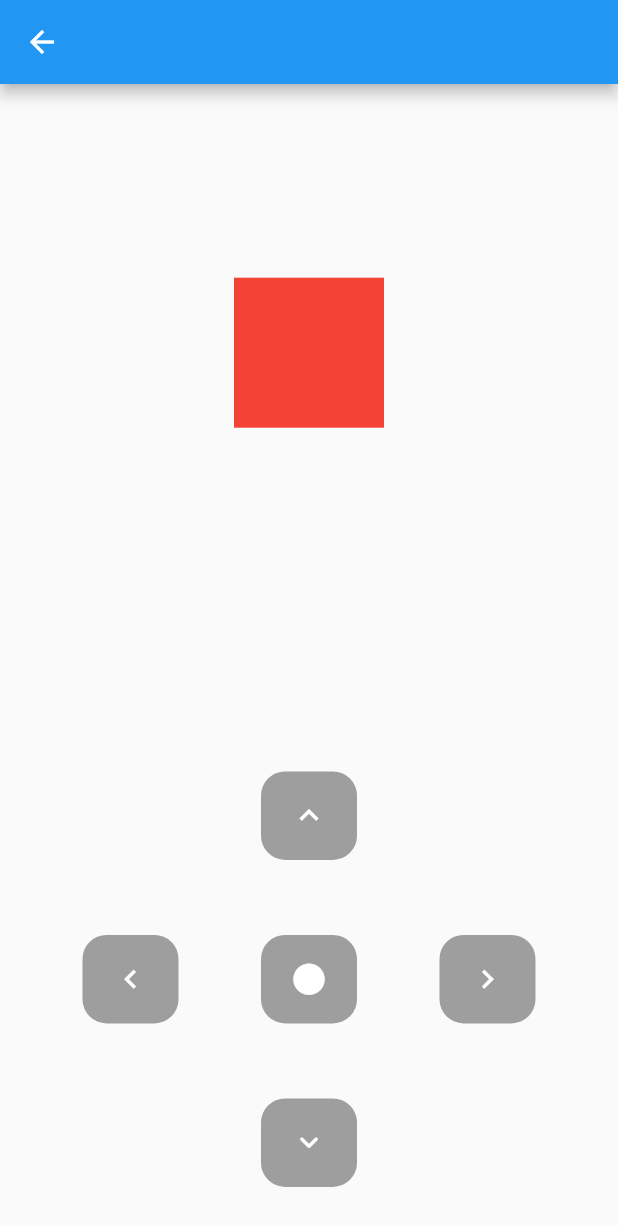
After one commit to ShohjahonMurodov/default_homework_project, a Flutter app: the screen it shows after launch, after a tap on "Example 12", on a phone screen of 412 x 824 dp. The commit adds this screen. Shown: the top 1226 px of the screen. Run offline on Flutter 3.47's test engine with Material 3 defaults, Android fonts, the phone set to English and light mode, and no system bars; our stand-ins replace flutter_screenutil, shared_preferences.

Commit message:
Vazifa tugadi :)

```diff
--- /dev/null
+++ b/lib/screens/animation_tweleveth.dart
@@ -0,0 +1,149 @@
+import 'package:flutter/material.dart';
+import 'package:flutter_screenutil/flutter_screenutil.dart';
+
+class AnimationTweleveth extends StatefulWidget {
+  const AnimationTweleveth({super.key});
+
+  @override
+  State<AnimationTweleveth> createState() => _AnimationTwelevethState();
+}
+
+class _AnimationTwelevethState extends State<AnimationTweleveth> {
+  Alignment alignment = Alignment.center;
+
+  @override
+  Widget build(BuildContext context) {
+    return Scaffold(
+      appBar: AppBar(),
+      body: Column(
+        children: [
+          SizedBox(
+            height: 300.h,
+            width: double.infinity,
+            child: AnimatedAlign(
+              alignment: alignment,
+              duration: const Duration(seconds: 3),
+              curve: Curves.linear,
+              child: Container(
+                height: 100,
+                width: 100,
+                color: Colors.red,
+              ),
+            ),
+          ),
+          const SizedBox(height: 100),
+          Column(
+            children: [
+              TextButton(
+                style: TextButton.styleFrom(
+                  padding: const EdgeInsets.symmetric(vertical: 17),
+                  backgroundColor: Colors.grey,
+                  shape: RoundedRectangleBorder(
+                    borderRadius: BorderRadius.circular(16),
+                  ),
+                ),
+                onPressed: () {
+                  setState(() {
+                    alignment = Alignment.topCenter;
+                  });
+                },
+                child: const Icon(
+                  Icons.keyboard_arrow_up,
+                  color: Colors.white,
+                  size: 25,
+                ),
+              ),
+              const SizedBox(
+                height: 50,
+              ),
+              Row(
+                mainAxisAlignment: MainAxisAlignment.spaceEvenly,
+                children: [
+                  TextButton(
+                    style: TextButton.styleFrom(
+                      padding: const EdgeInsets.symmetric(vertical: 17),
+                      backgroundColor: Colors.grey,
+                      shape: RoundedRectangleBorder(
+                        borderRadius: BorderRadius.circular(16),
+                      ),
+                    ),
+                    onPressed: () {
+                      setState(() {
+                        alignment = Alignment.centerLeft;
+                      });
+                    },
+                    child: const Icon(
+                      Icons.keyboard_arrow_left,
+                      color: Colors.white,
+                      size: 25,
+                    ),
+                  ),
+                  TextButton(
+                    style: TextButton.styleFrom(
+                      padding: const EdgeInsets.symmetric(vertical: 17),
+                      backgroundColor: Colors.grey,
+                      shape: RoundedRectangleBorder(
+                        borderRadius: BorderRadius.circular(16),
+                      ),
+                    ),
+                    onPressed: () {
+                      setState(() {
+                        alignment = Alignment.center;
+                      });
+                    },
+                    child: const Icon(
+                      Icons.circle,
+                      color: Colors.white,
+                      size: 25,
+                    ),
+                  ),
+                  TextButton(
+                    style: TextButton.styleFrom(
+                      padding: const EdgeInsets.symmetric(vertical: 17),
+                      backgroundColor: Colors.grey,
+                      shape: RoundedRectangleBorder(
+                        borderRadius: BorderRadius.circular(16),
+                      ),
+                    ),
+                    onPressed: () {
+                      setState(() {
+                        alignment = Alignment.centerRight;
+                      });
+                    },
+                    child: const Icon(
+                      Icons.keyboard_arrow_right_outlined,
+                      color: Colors.white,
+                      size: 25,
+                    ),
+                  ),
+                ],
+              ),
+              const SizedBox(
+                height: 50,
+              ),
+              TextButton(
+                style: TextButton.styleFrom(
+                  padding: const EdgeInsets.symmetric(vertical: 17),
+                  backgroundColor: Colors.grey,
+                  shape: RoundedRectangleBorder(
+                    borderRadius: BorderRadius.circular(16),
+                  ),
+                ),
+                onPressed: () {
+                  setState(() {
+                    alignment = Alignment.bottomCenter;
+                  });
+                },
+                child: const Icon(
+                  Icons.keyboard_arrow_down_rounded,
+                  color: Colors.white,
+                  size: 25,
+                ),
+              ),
+            ],
+          )
+        ],
+      ),
+    );
+  }
+}
--- a/lib/screens/animations/animations_screen.dart
+++ b/lib/screens/animations/animations_screen.dart
@@ -1,6 +1,7 @@
 import 'package:flutter/material.dart';
 import 'package:flutter_screenutil/flutter_screenutil.dart';
 import 'package:homework/screens/animation_eight.dart';
+import 'package:homework/screens/animation_eleventh.dart';
 import 'package:homework/screens/animation_fifth.dart';
 import 'package:homework/screens/animation_first.dart';
 import 'package:homework/screens/animation_fourth.dart';
@@ -8,7 +9,10 @@ import 'package:homework/screens/animation_nineth.dart';
 import 'package:homework/screens/animation_second.dart';
 import 'package:homework/screens/animation_seventh.dart';
 import 'package:homework/screens/animation_sixth.dart';
+import 'package:homework/screens/animation_teenth.dart';
+import 'package:homework/screens/animation_tenthreeth.dart';
 import 'package:homework/screens/animation_third.dart';
+import 'package:homework/screens/animation_tweleveth.dart';
 
 class AnimationsScreen extends StatefulWidget {
   const AnimationsScreen({super.key});
@@ -186,6 +190,78 @@ class _AnimationsScreenState extends State<AnimationsScreen> {
               ),
             ),
           ),
+          ListTile(
+            onTap: () {
+              Navigator.push(
+                context,
+                MaterialPageRoute(
+                  builder: (context) => const AnimationTeenth(),
+                ),
+              );
+            },
+            title: Text(
+              "Example 10",
+              style: TextStyle(
+                color: Colors.black,
+                fontSize: 20.sp,
+                fontWeight: FontWeight.w400,
+              ),
+            ),
+          ),
+          ListTile(
+            onTap: () {
+              Navigator.push(
+                context,
+                MaterialPageRoute(
+                  builder: (context) => const AnimationEleventh(),
+                ),
+              );
+            },
+            title: Text(
+              "Example 11",
+              style: TextStyle(
+                color: Colors.black,
+                fontSize: 20.sp,
+                fontWeight: FontWeight.w400,
+              ),
+            ),
+          ),
+          ListTile(
+            onTap: () {
+              Navigator.push(
+                context,
+                MaterialPageRoute(
+                  builder: (context) => const AnimationTweleveth(),
+                ),
+              );
+            },
+            title: Text(
+              "Example 12",
+              style: TextStyle(
+                color: Colors.black,
+                fontSize: 20.sp,
+                fontWeight: FontWeight.w400,
+              ),
+            ),
+          ),
+          ListTile(
+            onTap: () {
+              Navigator.push(
+                context,
+                MaterialPageRoute(
+                  builder: (context) => const AnimationTenThreeth(),
+                ),
+              );
+            },
+            title: Text(
+              "Example 13",
+              style: TextStyle(
+                color: Colors.black,
+                fontSize: 20.sp,
+                fontWeight: FontWeight.w400,
+              ),
+            ),
+          ),
         ],
       ),
     );
```
Also changed, not shown: lib/screens/animation_eleventh.dart (added, +81 -0 lines), lib/screens/animation_teenth.dart (added, +79 -0 lines), lib/screens/animation_tenthreeth.dart (added, +86 -0 lines), lib/screens/animation_third.dart (+12 -1 lines), lib/screens/animation_sevententh.dart (added).
